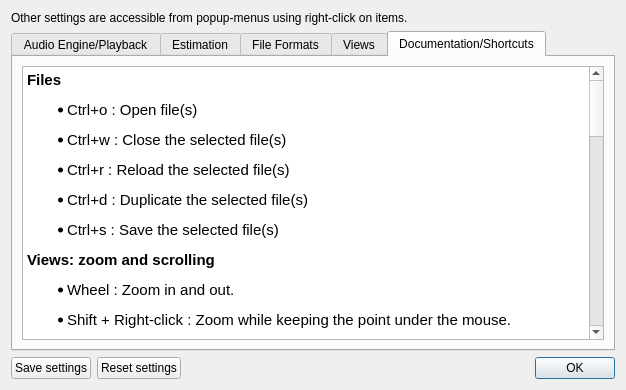
gillesdegottex/dfasma, file src/wdialogsettings.ui: the form before one commit.
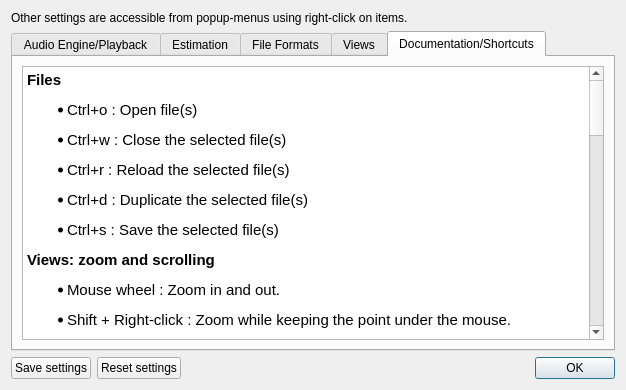
The form after the commit. The open tabs and pages were chosen to show the change. Icons and pictures are not drawn.

The edit to the form file:
```diff
--- a/src/wdialogsettings.ui
+++ b/src/wdialogsettings.ui
@@ -662,9 +662,10 @@
 &lt;ul style=&quot;margin-top: 0px; margin-bottom: 0px; margin-left: 0px; margin-right: 0px; -qt-list-indent: 1;&quot;&gt;&lt;li style=&quot; margin-top:12px; margin-bottom:12px; margin-left:0px; margin-right:0px; -qt-block-indent:0; text-indent:0px;&quot;&gt;Ctrl+d : Duplicate the selected file(s)&lt;/li&gt;&lt;/ul&gt;
 &lt;ul style=&quot;margin-top: 0px; margin-bottom: 0px; margin-left: 0px; margin-right: 0px; -qt-list-indent: 1;&quot;&gt;&lt;li style=&quot; margin-top:12px; margin-bottom:12px; margin-left:0px; margin-right:0px; -qt-block-indent:0; text-indent:0px;&quot;&gt;Ctrl+s : Save the selected file(s)&lt;/li&gt;&lt;/ul&gt;
 &lt;p style=&quot; margin-top:12px; margin-bottom:12px; margin-left:0px; margin-right:0px; -qt-block-indent:0; text-indent:0px;&quot;&gt;&lt;span style=&quot; font-weight:600;&quot;&gt;Views: zoom and scrolling&lt;/span&gt;&lt;/p&gt;
-&lt;ul style=&quot;margin-top: 0px; margin-bottom: 0px; margin-left: 0px; margin-right: 0px; -qt-list-indent: 1;&quot;&gt;&lt;li style=&quot; margin-top:12px; margin-bottom:12px; margin-left:0px; margin-right:0px; -qt-block-indent:0; text-indent:0px;&quot;&gt;Wheel : Zoom in and out.&lt;/li&gt;
+&lt;ul style=&quot;margin-top: 0px; margin-bottom: 0px; margin-left: 0px; margin-right: 0px; -qt-list-indent: 1;&quot;&gt;&lt;li style=&quot; margin-top:12px; margin-bottom:12px; margin-left:0px; margin-right:0px; -qt-block-indent:0; text-indent:0px;&quot;&gt;Mouse wheel : Zoom in and out.&lt;/li&gt;
 &lt;li style=&quot; margin-top:12px; margin-bottom:12px; margin-left:0px; margin-right:0px; -qt-block-indent:0; text-indent:0px;&quot;&gt;Shift + Right-click : Zoom while keeping the point under the mouse.&lt;/li&gt;&lt;/ul&gt;
-&lt;ul style=&quot;margin-top: 0px; margin-bottom: 0px; margin-left: 0px; margin-right: 0px; -qt-list-indent: 1;&quot;&gt;&lt;li style=&quot; margin-top:12px; margin-bottom:12px; margin-left:0px; margin-right:0px; -qt-block-indent:0; text-indent:0px;&quot;&gt;Shift + Wheel : Scroll the view in the waveform and spectrogram views.&lt;/li&gt;&lt;/ul&gt;
+&lt;ul style=&quot;margin-top: 0px; margin-bottom: 0px; margin-left: 0px; margin-right: 0px; -qt-list-indent: 1;&quot;&gt;&lt;li style=&quot; margin-top:12px; margin-bottom:12px; margin-left:0px; margin-right:0px; -qt-block-indent:0; text-indent:0px;&quot;&gt;Shift + Wheel : Scroll the view in the waveform and spectrogram views.&lt;/li&gt;
+&lt;li style=&quot; margin-top:12px; margin-bottom:12px; margin-left:0px; margin-right:0px; -qt-block-indent:0; text-indent:0px;&quot;&gt;'s' key : Zoom on the current selection.&lt;/li&gt;&lt;/ul&gt;
 &lt;p style=&quot; margin-top:12px; margin-bottom:12px; margin-left:0px; margin-right:0px; -qt-block-indent:0; text-indent:0px;&quot;&gt;&lt;span style=&quot; font-weight:600;&quot;&gt;Selection&lt;/span&gt;&lt;/p&gt;
 &lt;ul style=&quot;margin-top: 0px; margin-bottom: 0px; margin-left: 0px; margin-right: 0px; -qt-list-indent: 1;&quot;&gt;&lt;li style=&quot; margin-top:12px; margin-bottom:12px; margin-left:0px; margin-right:0px; -qt-block-indent:0; text-indent:0px;&quot;&gt;Hold Left-click : Create a selection.&lt;/li&gt;
 &lt;li style=&quot; margin-top:12px; margin-bottom:12px; margin-left:0px; margin-right:0px; -qt-block-indent:0; text-indent:0px;&quot;&gt;Ctrl + Left-click : Scroll the selection.&lt;/li&gt;
```
